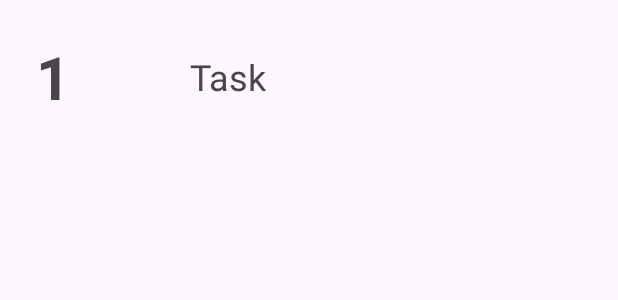
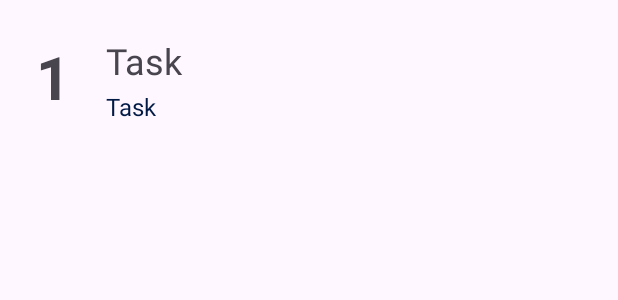
Before and after one commit to MegaStrimp/Center, an Android app: the layout custom_row.xml on its own in the app's theme, with its tools: preview values and no code run, on a phone screen of 412 x 824 dp. Shown: the top 300 px of the screen. Run offline under Robolectric (Android 15) with nearby library versions, the phone set to English and light mode, and no system bars.

Commit message:
12/21/25
* Fixed some issues in Center

```diff
--- a/app/src/main/java/com/example/center/data/TaskDao.kt
+++ b/app/src/main/java/com/example/center/data/TaskDao.kt
@@ -25,7 +25,7 @@ interface TaskDao
     suspend fun deleteAllTasks()
 
     @Query("DELETE FROM task_table WHERE date = :date")
-    suspend fun deleteDatedTasks(date: Int): LiveData<List<Task>>
+    suspend fun deleteDatedTasks(date: Int)
 
     @Query("SELECT * FROM task_table WHERE date = :date ORDER BY id ASC")
     fun readAllData(date: Int): LiveData<List<Task>>
--- a/app/src/main/java/com/example/center/fragments/list/ListAdapter.kt
+++ b/app/src/main/java/com/example/center/fragments/list/ListAdapter.kt
@@ -34,11 +34,13 @@ class ListAdapter : RecyclerView.Adapter<ListAdapter.MyViewHolder>()
     {
         val id_txt = holder.itemView.findViewById<TextView>(R.id.id_txt)
         val text_txt = holder.itemView.findViewById<TextView>(R.id.text_txt)
+        val category_txt = holder.itemView.findViewById<TextView>(R.id.category_txt)
 
         val currentItem = taskList[position]
 
         id_txt.text = currentItem.id.toString()
         text_txt.text = currentItem.text
+        category_txt.text = currentItem.category
 
         holder.itemView.findViewById<View>(R.id.rowLayout).setOnClickListener(
             {
--- a/app/src/main/java/com/example/center/repository/TaskRepository.kt
+++ b/app/src/main/java/com/example/center/repository/TaskRepository.kt
@@ -26,7 +26,7 @@ class TaskRepository(private val taskDao: TaskDao)
         taskDao.deleteAllTasks()
     }
 
-    suspend fun deleteDatedTasks(date: Int): LiveData<List<Task>>
+    suspend fun deleteDatedTasks(date: Int)
     {
         return taskDao.deleteDatedTasks(date)
     }
--- a/app/src/main/res/layout/custom_row.xml
+++ b/app/src/main/res/layout/custom_row.xml
@@ -20,10 +20,22 @@
         android:id="@+id/text_txt"
         android:layout_width="wrap_content"
         android:layout_height="wrap_content"
-        android:layout_marginStart="80dp"
+        android:layout_marginStart="24dp"
         android:text="Task"
         android:textSize="24sp"
+        app:layout_constraintStart_toEndOf="@+id/id_txt"
+        app:layout_constraintTop_toTopOf="parent" />
+
+    <TextView
+        android:id="@+id/category_txt"
+        android:layout_width="wrap_content"
+        android:layout_height="wrap_content"
+        android:layout_marginStart="24dp"
+        android:layout_marginTop="3dp"
+        android:text="Task"
+        android:textSize="16sp"
+        android:textColor="@color/material_dynamic_primary10"
         app:layout_constraintBottom_toBottomOf="parent"
         app:layout_constraintStart_toEndOf="@+id/id_txt"
-        app:layout_constraintTop_toTopOf="parent" />
+        app:layout_constraintTop_toBottomOf="@+id/text_txt" />
 </androidx.constraintlayout.widget.ConstraintLayout>
--- a/app/src/main/res/layout/date_row.xml
+++ b/app/src/main/res/layout/date_row.xml
@@ -2,7 +2,8 @@
 <androidx.constraintlayout.widget.ConstraintLayout xmlns:android="http://schemas.android.com/apk/res/android"
     xmlns:app="http://schemas.android.com/apk/res-auto"
     android:layout_width="match_parent"
-    android:layout_height="match_parent"
+    android:layout_height="wrap_content"
+    android:padding="24sp"
     android:id="@+id/rowLayout">
 
     <TextView
@@ -20,7 +21,7 @@
         android:id="@+id/date_txt"
         android:layout_width="wrap_content"
         android:layout_height="wrap_content"
-        android:layout_marginStart="84dp"
+        android:layout_marginStart="24dp"
         android:layout_marginTop="16dp"
         android:text="01/01/25"
         android:textSize="40sp"
```
Also changed, not shown: 1 other file.
